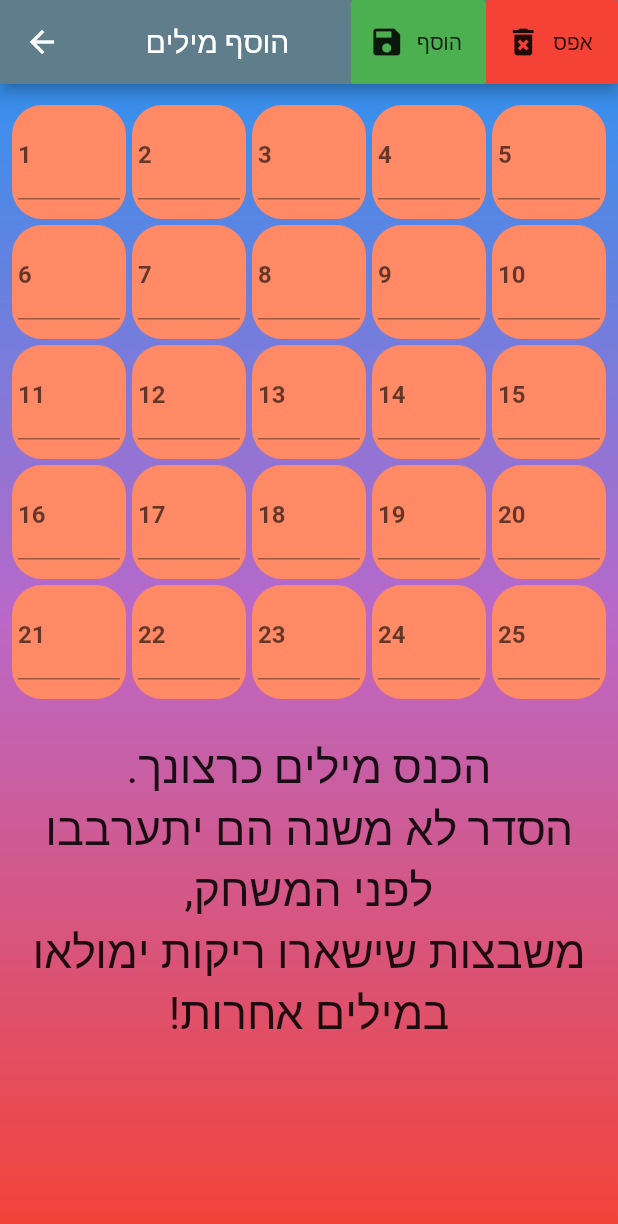
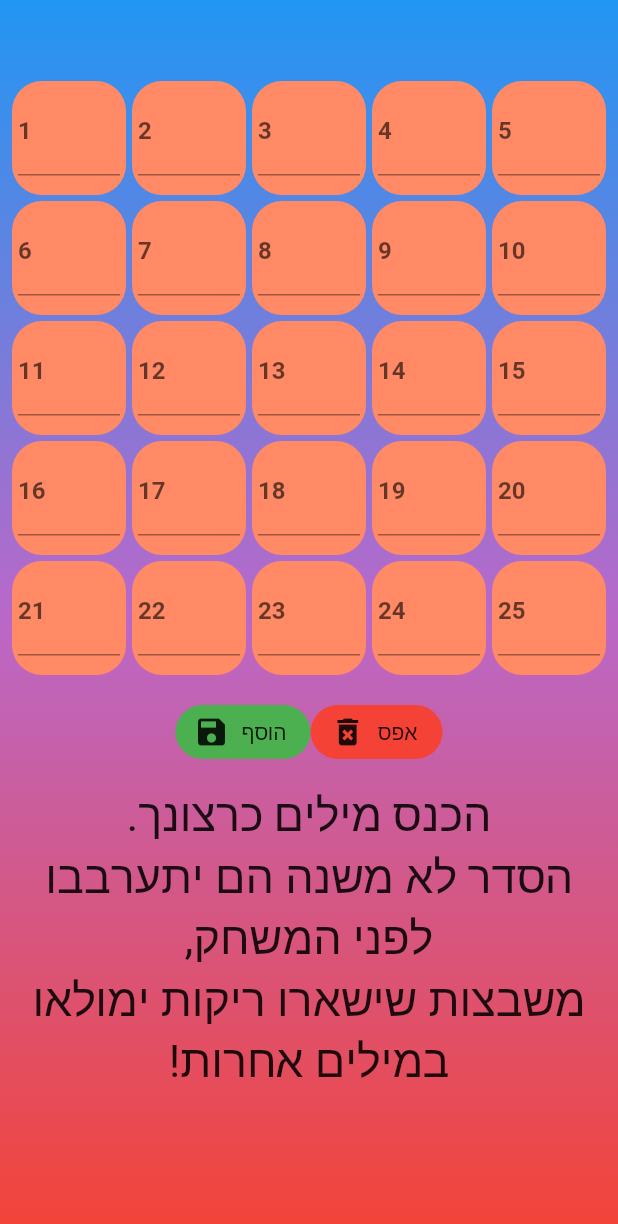
Before and after one commit to 770menahem/codenames, a Flutter app: the AddWord screen opened by its route, on a phone screen of 412 x 824 dp. Shown: the top 1224 px of the screen. Run offline on Flutter 3.47's test engine with Material 2 defaults, Android fonts, the phone set to English and light mode, and no system bars; our stand-ins replace cloud_firestore, firebase_auth, firebase_core, flutter_spinkit, rflutter_alert; accounts and stored records are empty; network calls fail.

Commit message:
add word page delete appbar hndle delete words

```diff
--- a/lib/screen/AddWord.dart
+++ b/lib/screen/AddWord.dart
@@ -47,7 +47,7 @@ class _AddWordState extends State<AddWord> {
         icon: Icon(Icons.save),
         onPressed: () {
           addToList();
-          // Navigator.pop(context);
+          Navigator.pop(context);
         },
         label: Text("הוסף"),
       ),
@@ -97,18 +97,52 @@ class _AddWordState extends State<AddWord> {
       child: Scaffold(
         backgroundColor: Colors.transparent,
         resizeToAvoidBottomInset: false,
-        appBar: AppBar(
-          title: Center(
-            child: Text(
-              "הוסף מילים",
-              textDirection: TextDirection.rtl,
-            ),
-          ),
-          actions: actionBtn,
-        ),
+        // appBar: AppBar(
+        //   title: Center(
+        //     child: Text(
+        //       "הוסף מילים",
+        //       textDirection: TextDirection.rtl,
+        //     ),
+        //   ),
+        //   actions: actionBtn,
+        // ),
         body: Column(
           children: [
+            SizedBox(
+              height: 40.0,
+            ),
             gridBoard,
+            Row(
+              mainAxisAlignment: MainAxisAlignment.center,
+              crossAxisAlignment: CrossAxisAlignment.center,
+              children: [
+                FlatButton.icon(
+                  color: Colors.green,
+                  shape: new RoundedRectangleBorder(
+                      borderRadius: new BorderRadius.circular(30.0)),
+                  icon: Icon(Icons.save),
+                  onPressed: () {
+                    addToList();
+                    Navigator.pop(context);
+                  },
+                  label: Text("הוסף"),
+                ),
+                FlatButton.icon(
+                  shape: new RoundedRectangleBorder(
+                      borderRadius: new BorderRadius.circular(30.0)),
+                  color: Colors.red,
+                  icon: Icon(Icons.delete_forever),
+                  onPressed: () {
+                    WordObj().clearList();
+                    AddWord.wordToAdd.clear();
+                    setState(() {
+                      controllers.clear();
+                    });
+                  },
+                  label: Text("אפס"),
+                ),
+              ],
+            ),
             SizedBox(
               height: 10.0,
             ),
--- a/lib/widget/Card.dart
+++ b/lib/widget/Card.dart
@@ -26,7 +26,8 @@ class _MyCardState extends State<MyCard> {
   checkIfChoose(WordObj word) async {
     if (GameInfo().role == GameInfo().currUser.role &&
         GameInfo().currUser.role.toString().contains("G") &&
-        !word.choose) {
+        !word.choose &&
+        !GameInfo().isGameOver) {
       setState(() => loading = true);
 
       try {
--- a/pubspec.yaml
+++ b/pubspec.yaml
@@ -3,7 +3,7 @@ description: A new Flutter project.
 
 # The following line prevents the package from being accidentally published to
 # pub.dev using `pub publish`. This is preferred for private packages.
-publish_to: "none" # Remove this line if you wish to publish to pub.dev
+publish_to: 'none' # Remove this line if you wish to publish to pub.dev
 
 # The following defines the version and build number for your application.
 # A version number is three numbers separated by dots, like 1.2.43
@@ -18,7 +18,7 @@ publish_to: "none" # Remove this line if you wish to publish to pub.dev
 version: 1.0.0+1
 
 environment:
-  sdk: ">=2.7.0 <3.0.0"
+  sdk: '>=2.7.0 <3.0.0'
 
 dependencies:
   flutter:
@@ -28,6 +28,7 @@ dependencies:
   cloud_firestore: ^0.14.4
   provider: ^4.3.2+3
   flutter_spinkit: ^4.1.2+1
+  rflutter_alert: ^1.1.0
 
   # The following adds the Cupertino Icons font to your application.
   # Use with the CupertinoIcons class for iOS style icons.
```
Also changed, not shown: lib/obj/words.dart (+8 -4 lines), lib/screen/Game.dart (+15 -12 lines), lib/screen/rolesOption.dart (+7 -1 lines), lib/widget/Board.dart (+0 -37 lines), pubspec.lock, 1 other file.
